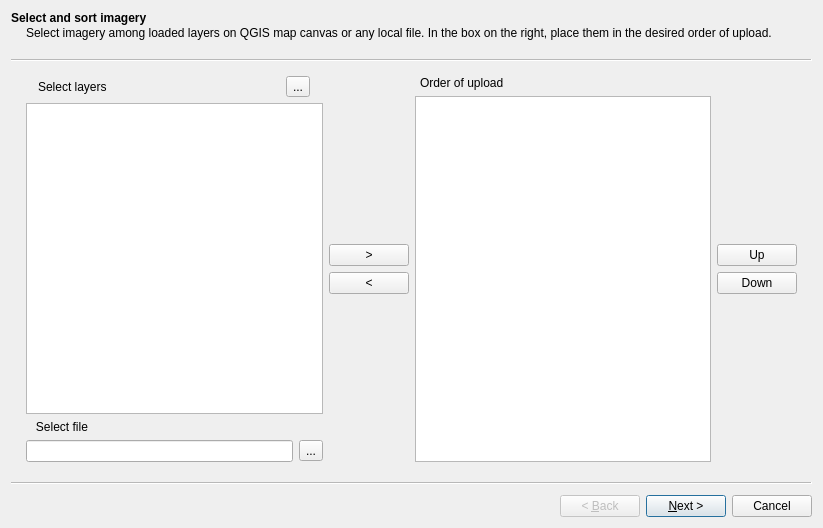
hotosm/oam-qgis-plugin, file OpenAerialMap/gui/ui/img_uploader_wizard.ui: the form before one commit.
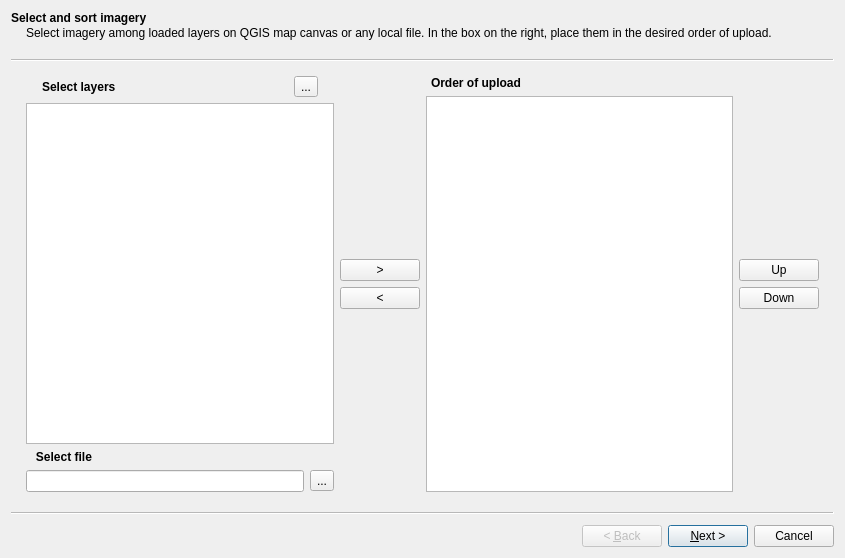
The form after the commit.

Commit message: Modified GUI (removed the unnecessary text boxes, changed the positions of controls)

Patch:
```diff
--- a/OpenAerialMap/gui/ui/img_uploader_wizard.ui
+++ b/OpenAerialMap/gui/ui/img_uploader_wizard.ui
@@ -6,8 +6,8 @@
    <rect>
     <x>0</x>
     <y>0</y>
-    <width>823</width>
-    <height>528</height>
+    <width>845</width>
+    <height>558</height>
    </rect>
   </property>
   <property name="windowTitle">
@@ -44,6 +44,12 @@
               <height>16777215</height>
              </size>
             </property>
+            <property name="font">
+             <font>
+              <weight>75</weight>
+              <bold>true</bold>
+             </font>
+            </property>
             <property name="text">
              <string>Select layers</string>
             </property>
@@ -85,6 +91,12 @@
             <verstretch>0</verstretch>
            </sizepolicy>
           </property>
+          <property name="font">
+           <font>
+            <weight>75</weight>
+            <bold>true</bold>
+           </font>
+          </property>
           <property name="styleSheet">
            <string notr="true"/>
           </property>
@@ -177,6 +189,12 @@
        <layout class="QVBoxLayout" name="verticalLayout_2">
         <item>
          <widget class="QLabel" name="reorganize_label">
+          <property name="font">
+           <font>
+            <weight>75</weight>
+            <bold>true</bold>
+           </font>
+          </property>
           <property name="text">
            <string>Order of upload</string>
           </property>
```
Left out of the diff: 170 changed lines with no effect on the pictures. The commit also changes 3 other files.
